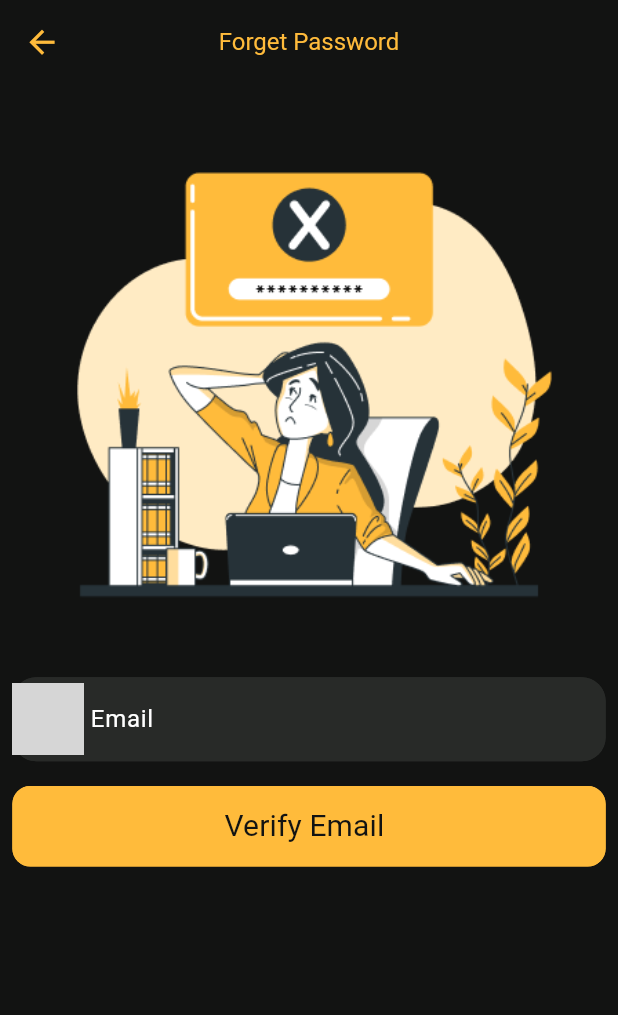
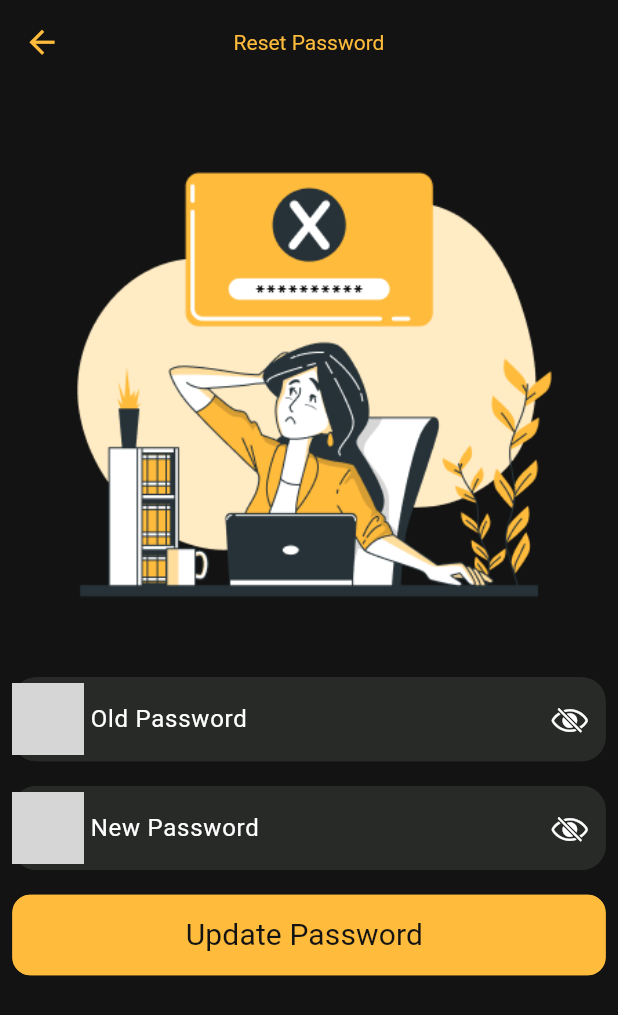
Before and after one commit to Norhannageh123/Movie_project, a Flutter app: the UpdateProfileScreen screen opened by its route, after a tap on "Reset Password", on a phone screen of 412 x 824 dp. Shown: the top 1015 px of the screen. Run offline on Flutter 3.47's test engine with Material 3 defaults, Android fonts, the phone set to English and light mode, and no system bars; our stand-ins replace bloc, cached_network_image, carousel_slider, connectivity_plus, dartz, flutter_bloc and 7 more; accounts and stored records are empty; generated files the repository leaves out were written again; network calls fail; grey boxes are pictures that could not be loaded.

Commit message:
finished reset password screen ui & logic

```diff
--- a/lib/core/api/api_endpoints.dart
+++ b/lib/core/api/api_endpoints.dart
@@ -2,6 +2,7 @@ class ApiEndpoints {
   static const String loginEndPoint="auth/login";
   static const String availableEndPoint="list_movies.json";
   static const String registerEndPoint="auth/register";
+  static const String resetEndPoint="auth/reset-password";
   static const String updateProfileEndPoint="profile";
   static const String detailsEndPoint="movie_details.json";
 }
--- a/lib/core/l10n/app_ar.arb
+++ b/lib/core/l10n/app_ar.arb
@@ -61,6 +61,10 @@
     "ok":"حسنا",
     "cancel":"أغلق",
     "error":"خطأ",
-    "success":"أشطر كتكوت"
+    "success":"أشطر كتكوت",
+    "oldPassword":"كلمة السر القديمة",
+    "newPassword":"كلمة السر الجديدة",
+    "updatePassword":"تحديث كلمة السر",
+    "updatedSuccessfully":"تم التحديث"
 
 }
--- a/lib/core/l10n/app_en.arb
+++ b/lib/core/l10n/app_en.arb
@@ -61,5 +61,9 @@
     "ok":"OK",
     "cancel":"Cancel",
     "error":"Error",
-    "success":"Success"
+    "success":"Success",
+    "oldPassword":"Old Password",
+    "newPassword":"New Password",
+    "updatePassword":"Update Password",
+    "updatedSuccessfully":"Updated Successfully"
 }
--- a/lib/core/utils/app_routes.dart
+++ b/lib/core/utils/app_routes.dart
@@ -7,4 +7,5 @@ class AppRoutes{
   static const String updateProfileRoute="update_profile";
   static const String browseRoute="browse";
   static const String detailsScreenRoute="details";
+  static const String resetPasswordRoute="reset_password";
 }
--- /dev/null
+++ b/lib/data/reset_password/repositories/reset_repository_impl.dart
@@ -0,0 +1,19 @@
+import 'package:dartz/dartz.dart';
+import 'package:movie_app/core/errors/failures.dart';
+import 'package:movie_app/domain/login/repositories/repository/login_repository.dart';
+import 'package:injectable/injectable.dart';
+import '../../../domain/reset_password/entites/reset_response_entity.dart';
+import '../../../domain/reset_password/repositories/data_source/reset_remote_data_source.dart';
+import '../../../domain/reset_password/repositories/repository/reset_repository.dart';
+@Injectable(as: ResetRepository)
+class ResetRepositoryImpl implements ResetRepository{
+  ResetRemoteDataSource resetRemoteDataSource;
+  ResetRepositoryImpl({required this.resetRemoteDataSource});
+  @override
+  Future<Either<Failures, ResetResponseEntity>> reset(String oldPassword,String newPassword,String token) async{
+
+    var either=await resetRemoteDataSource.reset(oldPassword, newPassword,token) ;
+   return  either.fold((error)=>(Left(error)), (response)=>(Right(response)));
+  }
+
+}
--- /dev/null
+++ b/lib/domain/reset_password/entites/reset_response_entity.dart
@@ -0,0 +1,11 @@
+/// message : "Password updated successfully"
+/// statusCode : "200"
+
+class ResetResponseEntity {
+  ResetResponseEntity({
+      this.message,
+      this.statusCode,});
+
+  String? message;
+  String? statusCode;
+}
--- /dev/null
+++ b/lib/domain/reset_password/usecases/reset_use_case.dart
@@ -0,0 +1,13 @@
+import 'package:dartz/dartz.dart';
+import 'package:injectable/injectable.dart';
+import 'package:movie_app/core/errors/failures.dart';
+import '../entites/reset_response_entity.dart';
+import '../repositories/repository/reset_repository.dart';
+@injectable
+class ResetUseCase {
+  ResetRepository resetRepository;
+  ResetUseCase({required this.resetRepository});
+ Future<Either<Failures,ResetResponseEntity>> invoke(String oldPassword, String newPassword,String token){
+    return resetRepository.reset(oldPassword, newPassword,token);
+  }
+}
--- a/lib/feature/ui/auth/login/cubit/login_view_model.dart
+++ b/lib/feature/ui/auth/login/cubit/login_view_model.dart
@@ -1,6 +1,7 @@
 
 import 'package:flutter/cupertino.dart';
 import 'package:flutter_bloc/flutter_bloc.dart';
+import 'package:get_it/get_it.dart';
 import 'package:injectable/injectable.dart';
 import 'package:movie_app/core/cache/cache_helper.dart';
 import 'package:movie_app/core/errors/failures.dart';
@@ -23,7 +24,8 @@ class LoginViewModel extends Cubit<LoginState> {
 
   var emailController = TextEditingController(text: "norhan3@gmail.com");
   var passwordController = TextEditingController(text: "Nn123456@");
-  final TokenManager tokenManager = TokenManager(CacheHelper());
+  // Retrieve TokenManager using GetIt
+  final TokenManager tokenManager = GetIt.instance<TokenManager>();
   var formKey = GlobalKey<FormState>();
 
   void login() async {
--- a/lib/feature/ui/auth/login/cubit/token_manager.dart
+++ b/lib/feature/ui/auth/login/cubit/token_manager.dart
@@ -1,3 +1,4 @@
+import 'package:injectable/injectable.dart';
 import 'package:movie_app/core/cache/cache_helper.dart';
 
 class TokenManager {
--- /dev/null
+++ b/lib/feature/ui/auth/reset_password/cubit/reset_state.dart
@@ -0,0 +1,15 @@
+import 'package:movie_app/core/errors/failures.dart';
+
+import '../../../../../domain/reset_password/entites/reset_response_entity.dart';
+
+abstract class ResetState {}
+class ResetInitState extends ResetState{}
+class ResetLoadingState extends ResetState{}
+class ResetErrorState extends ResetState{
+  Failures error;
+  ResetErrorState({required this.error});
+}
+class ResetSuccessState extends ResetState{
+  ResetResponseEntity resetResponseEntity;
+  ResetSuccessState({required this.resetResponseEntity});
+}
--- /dev/null
+++ b/lib/feature/ui/auth/reset_password/cubit/reset_view_model.dart
@@ -0,0 +1,42 @@
+import 'package:flutter/cupertino.dart';
+import 'package:flutter_bloc/flutter_bloc.dart';
+import 'package:get_it/get_it.dart';
+import 'package:injectable/injectable.dart';
+import 'package:movie_app/feature/ui/auth/reset_password/cubit/reset_state.dart';
+
+import '../../../../../core/cache/cache_helper.dart';
+import '../../../../../domain/reset_password/usecases/reset_use_case.dart';
+import '../../login/cubit/token_manager.dart';
+
+@injectable
+class ResetViewModel extends Cubit<ResetState>{
+  ResetUseCase resetUseCase;
+  ResetViewModel({required this.resetUseCase}):super(ResetInitState());
+  var oldPasswordController = TextEditingController();
+  var newPasswordController = TextEditingController();
+  final TokenManager tokenManager = GetIt.instance<TokenManager>();
+  var formKey = GlobalKey<FormState>();
+ void reset() async {
+   String? token = tokenManager.getToken();
+   if (formKey.currentState?.validate() == true) {
+    emit(ResetLoadingState());
+    var either = await resetUseCase.invoke(
+        newPasswordController.text,
+        oldPasswordController.text,
+        token!
+    );
+    print('Token ${tokenManager.getToken()}');
+    print('Token2 $token');
+    either.fold(
+      (error) {
+        emit(ResetErrorState(error: error));
+      },
+      (response) {
+        emit(ResetSuccessState(resetResponseEntity: response));
+      },
+    );
+  }
+}
+
+
+}
--- /dev/null
+++ b/lib/feature/ui/auth/reset_password/reset_password_screen.dart
@@ -0,0 +1,159 @@
+import 'package:flutter/cupertino.dart';
+import 'package:flutter/material.dart';
+import 'package:flutter_bloc/flutter_bloc.dart';
+import 'package:get_it/get_it.dart';
+import 'package:injectable/injectable.dart';
+import 'package:movie_app/core/di/inject.dart';
+import 'package:movie_app/core/utils/app_colors.dart';
+import 'package:movie_app/core/utils/app_images.dart';
+import 'package:movie_app/core/utils/app_style.dart';
+import 'package:movie_app/feature/custom_widgets/custom_elevated_button.dart';
+import 'package:movie_app/feature/custom_widgets/custom_text_field.dart';
+import 'package:flutter_gen/gen_l10n/app_localizations.dart';
+import '../../../../core/utils/app_routes.dart';
+import '../../../../core/utils/app_validator.dart';
+import '../../../custom_widgets/alert_dialoge.dart';
+import '../login/cubit/token_manager.dart';
+import 'cubit/reset_state.dart';
+import 'cubit/reset_view_model.dart';
+
+@injectable
+class ResetPasswordScreen extends StatefulWidget {
+  // static const String resetPasswordRoute = 'reset_password';
+  const ResetPasswordScreen({super.key});
+
+  @override
+  State<ResetPasswordScreen> createState() => _ResetPasswordScreenState();
+}
+
+class _ResetPasswordScreenState extends State<ResetPasswordScreen> {
+  bool obscureOldPassword = true;
+  bool obscureNewPassword = true;
+  ResetViewModel viewModel = getIt<ResetViewModel>();
+  final TokenManager tokenManager = GetIt.instance<TokenManager>();
+  @override
+  Widget build(BuildContext context) {
+    var height = MediaQuery.of(context).size.height;
+    var width = MediaQuery.of(context).size.width;
+    return BlocListener<ResetViewModel, ResetState>(
+      bloc: viewModel,
+      listener: (context, state) {
+        if (state is ResetLoadingState) {
+          DialogeUtls.showLoading(context: context, message: AppLocalizations.of(context)!.loading);
+        } else if (state is ResetErrorState) {
+          DialogeUtls.hideLoading(context: context);
+          DialogeUtls.showMessage(
+            context: context,
+            message: state.error.errorMessage,
+            title: AppLocalizations.of(context)!.error,
+            posActionName: AppLocalizations.of(context)!.ok,
+            posAction: () {
+              // Navigator.of(context).pop();
+            },
+            negActionName: AppLocalizations.of(context)!.cancel,
+            negAction: () {
+              // Navigator.of(context).pop();
+            },
+          );
+        } else if (state is ResetSuccessState) {
+          DialogeUtls.hideLoading(context: context);
+          DialogeUtls.showMessage(
+            context: context,
+            message: AppLocalizations.of(context)!.updatedSuccessfully,
+            title: AppLocalizations.of(context)!.success,
+            posActionName:AppLocalizations.of(context)!.ok,
+            posAction: () {
+              print('Token ${tokenManager.getToken()}');
+              Navigator.of(context).pushNamed(AppRoutes.updateProfileRoute);
+            },
+            negActionName: AppLocalizations.of(context)!.cancel,
+            negAction: () {
+              // Navigator.of(context).pop();
+            },
+          );
+        }
+      },
+      child: Scaffold(
+        appBar: AppBar(
+          title: Text(AppLocalizations.of(context)!.reset_password,style: AppStyle.yellow14Regular,),
+          iconTheme: IconThemeData(color:AppColors.yellowColor),
+        ),
+        body: Padding(
+          padding: EdgeInsets.symmetric(horizontal: width * 0.02),
+          child: SingleChildScrollView(
+            child: Form(
+              key: viewModel.formKey,
+              child: Column(
+                children: [
+                  Image.asset(AppImages.forgetPassword),
+                  CustomTextField(
+                    controller: viewModel.newPasswordController,
+                    hintText: AppLocalizations.of(context)!.oldPassword,
+                    prefixIcon: Image(image: AssetImage(AppImages.passwordIcon)),
+                    hintStyle: AppStyle.white16Regular,
+                    style: AppStyle.white16Regular,
+                    bgColor: AppColors.babyBlackColor,
+                    keyboardTybe: TextInputType.text,
+                    suffixIcon: InkWell(
+                      onTap: () {
+                        setState(() {
+                          setState(() => obscureOldPassword = !obscureOldPassword);
+                        });
+                      },
+                      child: Icon(
+                        obscureOldPassword
+                            ? CupertinoIcons.eye_slash
+                            : CupertinoIcons.eye,
+                        color: Colors.white,
+                      ),
+                    ),
+                    // controller: viewModel.passwordController,
+                    obscureText: obscureOldPassword,
+                    validator: (val) => AppValidator.validatePassword(val, context),
+                  ),
+                  SizedBox(
+                    height: height * .02,
+                  ),
+                  CustomTextField(
+                    controller: viewModel.oldPasswordController,
+                    hintText: AppLocalizations.of(context)!.newPassword,
+                    prefixIcon: Image(image: AssetImage(AppImages.passwordIcon)),
+                    hintStyle: AppStyle.white16Regular,
+                    style: AppStyle.white16Regular,
+                    bgColor: AppColors.babyBlackColor,
+                    keyboardTybe: TextInputType.text,
+                    suffixIcon: InkWell(
+                      onTap: () {
+                        setState(
+                                () => obscureNewPassword = !obscureNewPassword);
+                      },
+
+                      child: Icon(
+                        obscureNewPassword
+                            ? CupertinoIcons.eye_slash
+                            : CupertinoIcons.eye,
+                        color: Colors.white,
+                      ),
+                    ),
+                    // controller: viewModel.passwordController,
+                    obscureText: !obscureNewPassword,
+                    validator: (val) => AppValidator.validatePassword(val, context),
+                  ),
+                  SizedBox(
+                    height: height * .02,
+                  ),
+                  CustomElevatedButton(
+                      text: AppLocalizations.of(context)!.updatePassword,
+                      textStyle: AppStyle.black20Regular,
+                      onClickedButton: () {
+                        viewModel.reset();
+                      })
+                ],
+              ),
+            ),
+          ),
+        ),
+      ),
+    );
+  }
+}
--- a/lib/feature/ui/update_profile_screen.dart
+++ b/lib/feature/ui/update_profile_screen.dart
@@ -129,9 +129,9 @@ class _UpdateProfileScreenState extends State<UpdateProfileScreen> {
                   children: [
                     InkWell(
                       onTap: () {
-                        Navigator.pushReplacement(
+                        Navigator.pushNamed(
                           context,
-                          MaterialPageRoute(builder: (context) => ForgetPasswordScreen()),
+                         AppRoutes.resetPasswordRoute
                         );
                       },
                       child: Text(AppLocalizations.of(context)!.reset_password, style: AppStyle.white20Regular),
```
Also changed, not shown: lib/core/di/inject.dart (+7 -0 lines), lib/data/reset_password/dataSources/reset_remote_data_source_impl.dart (added, +32 -0 lines), lib/data/reset_password/model/reset_responseDm.dart (added, +23 -0 lines), lib/domain/reset_password/repositories/data_source/reset_remote_data_source.dart (added, +11 -0 lines), lib/domain/reset_password/repositories/repository/reset_repository.dart (added, +12 -0 lines), lib/main.dart (+6 -1 lines), lib/core/di/inject.config.dart.
